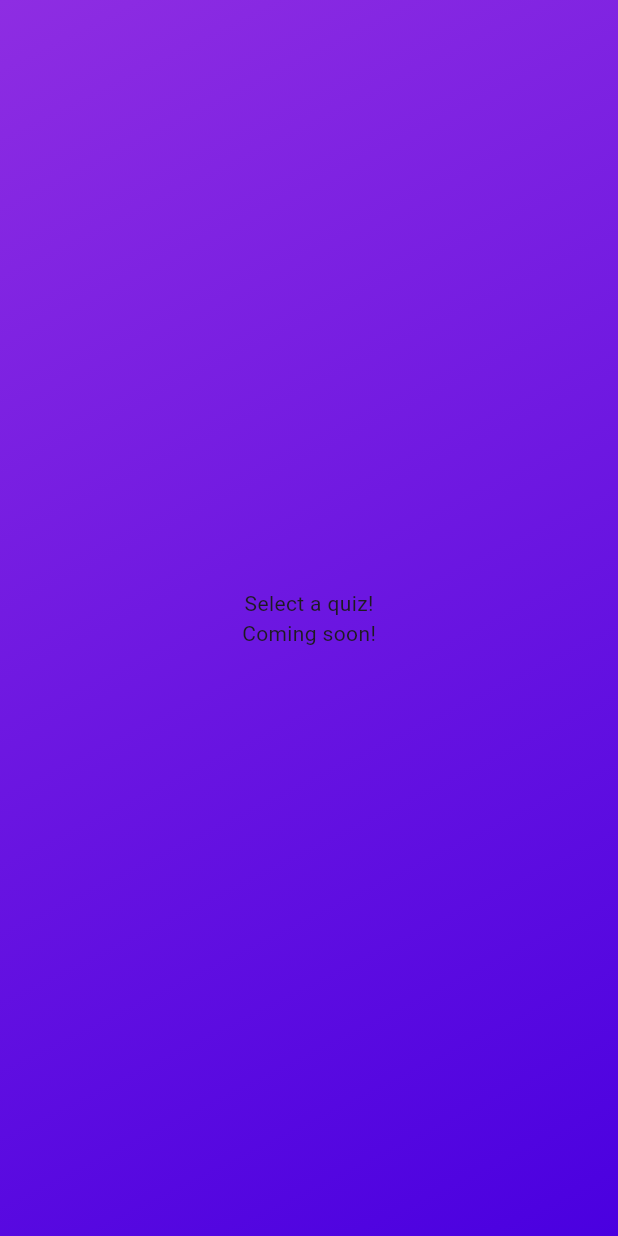
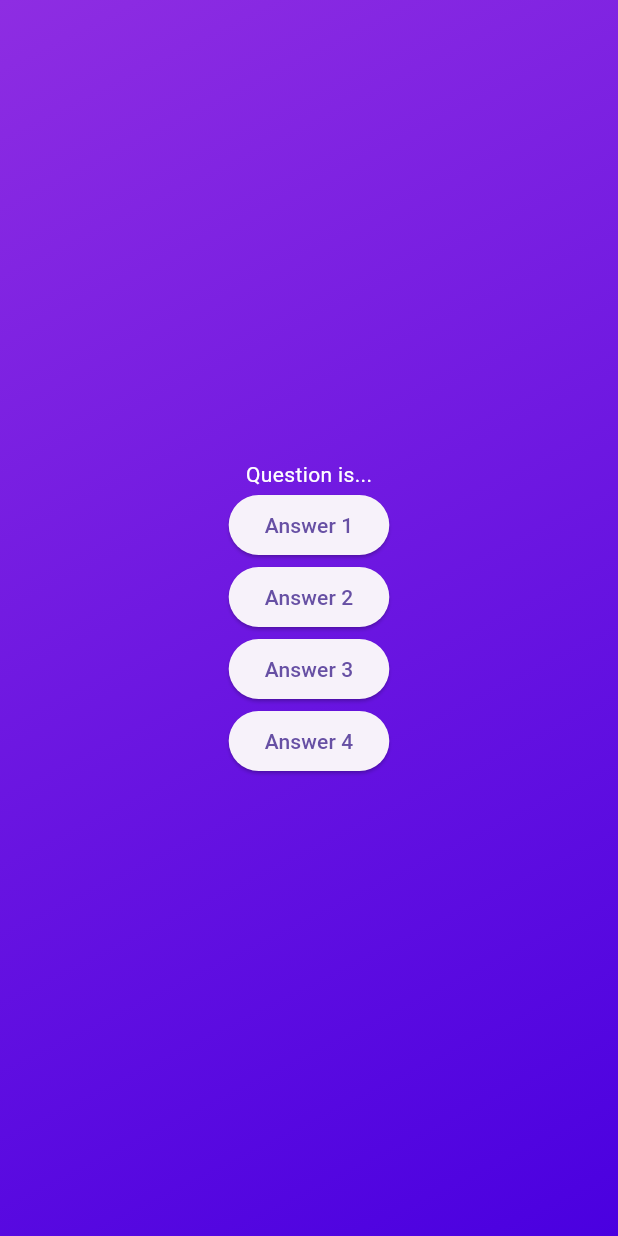
Before and after one commit to izasoerya/FlutterQuiz, a Flutter app: the screen it shows after launch, after a tap on "Start Quiz!", on a phone screen of 412 x 824 dp. Run offline on Flutter 3.47's test engine with Material 3 defaults, Android fonts, the phone set to English and light mode, and no system bars.

```diff
--- a/lib/src/quiz/page.dart
+++ b/lib/src/quiz/page.dart
@@ -1,14 +1,31 @@
 import "package:flutter/material.dart";
+import "package:quiz_app/src/quiz/question_answer.dart";
 
-class SelectionPage extends StatelessWidget {
-  const SelectionPage({required this.themeColour, key}) : super(key: key);
-  final List<Color> themeColour;
+class QuestionPage extends StatefulWidget {
+  const QuestionPage({key}) : super(key: key);
+  @override
+  State<QuestionPage> createState() => _QuestionPage();
+}
+
+class _QuestionPage extends State<QuestionPage> {
   @override
   Widget build(BuildContext context) {
-    return const Center(
-      child: Column(
-        mainAxisAlignment: MainAxisAlignment.center,
-        children: <Widget>[Text("Select a quiz!"), Text("Coming soon!")],
+    return Center(
+      child: SizedBox(
+        width: double.infinity,
+        child: Column(
+          mainAxisAlignment: MainAxisAlignment.center,
+          children: [
+            const Text(
+              style: TextStyle(color: Colors.white),
+              "Question is...",
+            ),
+            ElevatedButton(onPressed: () {}, child: const Text('Answer 1')),
+            ElevatedButton(onPressed: () {}, child: const Text('Answer 2')),
+            ElevatedButton(onPressed: () {}, child: const Text('Answer 3')),
+            ElevatedButton(onPressed: () {}, child: const Text('Answer 4')),
+          ],
+        ),
       ),
     );
   }
--- a/lib/src/state.dart
+++ b/lib/src/state.dart
@@ -21,7 +21,7 @@ class _QuizPage extends State<QuizPage> {
 
   void changeState() {
     setState(() {
-      currentState = const SelectionPage(themeColour: themeColour);
+      currentState = const QuestionPage();
     });
   }
 
```
